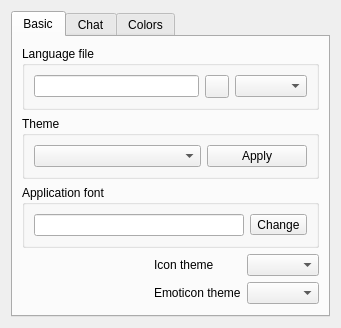
Before: the Qt Designer form eiskaltdcpp/ui/UISettingsGUI.ui in eiskaltdcpp/eiskaltdcpp, drawn with Qt 5.
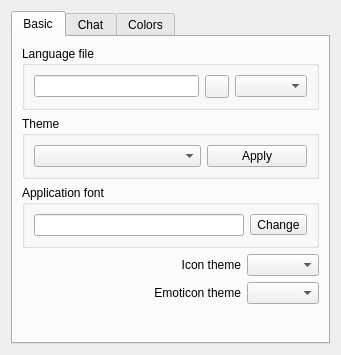
After: the same form once the commit is applied.

Commit message: Many improvments in Russian translation

The edit to the form file:
```diff
--- a/eiskaltdcpp/ui/UISettingsGUI.ui
+++ b/eiskaltdcpp/ui/UISettingsGUI.ui
@@ -7,7 +7,7 @@
     <x>0</x>
     <y>0</y>
     <width>341</width>
-    <height>300</height>
+    <height>355</height>
    </rect>
   </property>
   <property name="windowTitle">
@@ -110,6 +110,9 @@
            <property name="text">
             <string>Icon theme</string>
            </property>
+           <property name="alignment">
+            <set>Qt::AlignRight|Qt::AlignTrailing|Qt::AlignVCenter</set>
+           </property>
           </widget>
          </item>
          <item row="0" column="2">
@@ -120,6 +123,9 @@
            <property name="text">
             <string>Emoticon theme</string>
            </property>
+           <property name="alignment">
+            <set>Qt::AlignRight|Qt::AlignTrailing|Qt::AlignVCenter</set>
+           </property>
           </widget>
          </item>
          <item row="1" column="2">
```
The commit also changes 1 other file.
